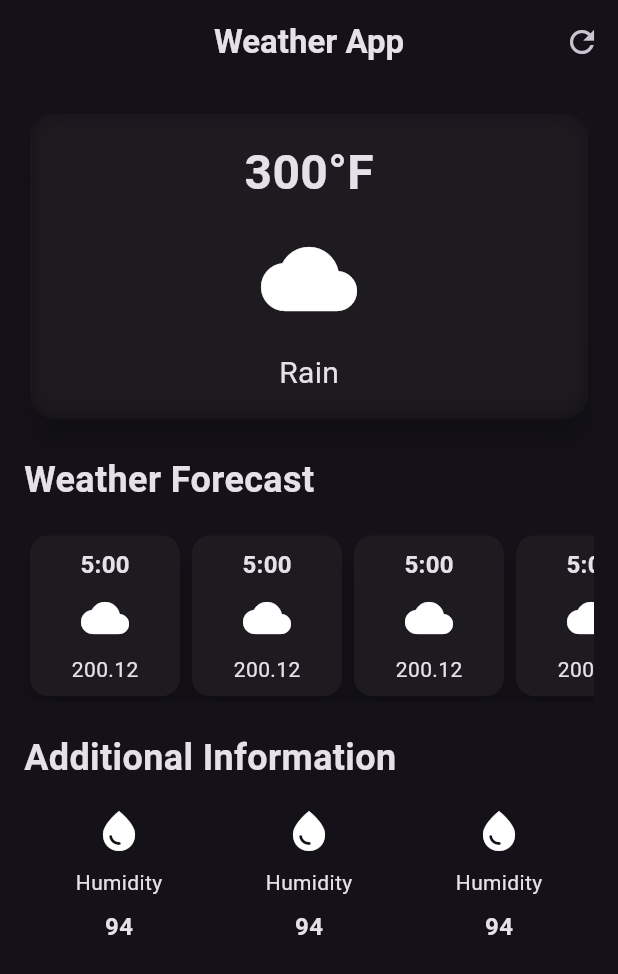
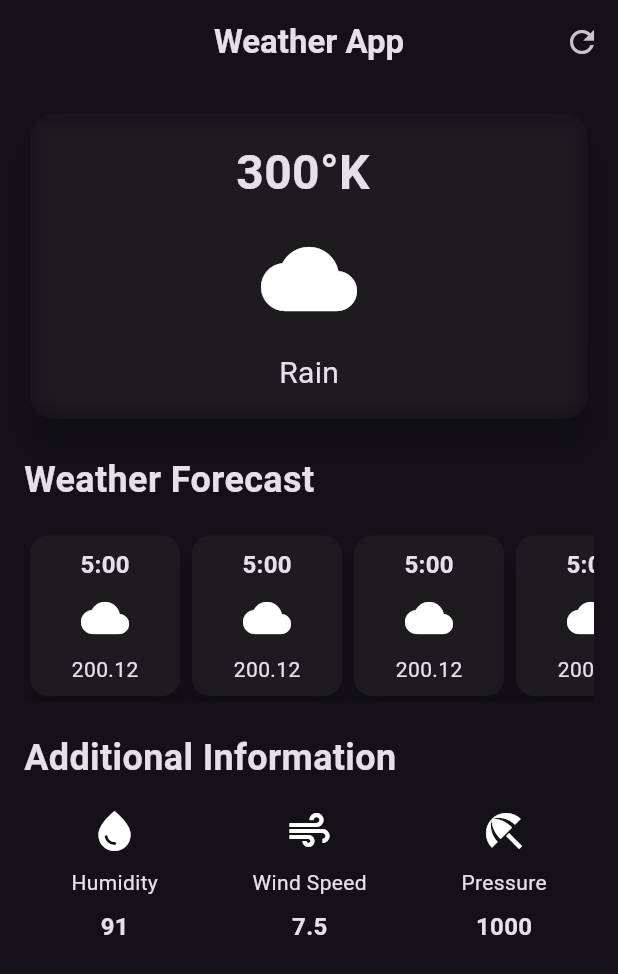
Before and after one commit to Shayan7Khan/Weather-App, a Flutter app: the screen it shows after launch, on a phone screen of 412 x 824 dp. Shown: the top 974 px of the screen. Run offline on Flutter 3.47's test engine with Material 3 defaults, Android fonts, the phone set to English and light mode, and no system bars; network calls fail.

Commit message:
commit from laptop

```diff
--- a/weather_app/lib/additional_info_item.dart
+++ b/weather_app/lib/additional_info_item.dart
@@ -1,30 +1,36 @@
 import 'package:flutter/material.dart';
 
 class AdditionalInfoItem extends StatelessWidget {
+  final IconData icon;
+  final String label;
+  final String value;
   const AdditionalInfoItem({
     super.key,
+    required this.icon,
+    required this.label,
+    required this.value,
   });
 
   @override
   Widget build(BuildContext context) {
-    return const Column(
+    return Column(
       children: [
         Icon(
-          Icons.water_drop,
+          icon,
           size: 32,
         ),
-        SizedBox(
+        const SizedBox(
           height: 8,
         ),
         Text(
-          'Humidity',
+          label,
         ),
-        SizedBox(
+        const SizedBox(
           height: 8,
         ),
         Text(
-          '94',
-          style: TextStyle(
+          value,
+          style: const TextStyle(
             fontSize: 16,
             fontWeight: FontWeight.bold,
           ),
--- a/weather_app/lib/hourly_forecast_item.dart
+++ b/weather_app/lib/hourly_forecast_item.dart
@@ -2,7 +2,12 @@ import 'package:flutter/material.dart';
 
 //creating a separate class for them as they are being reused again.
 class HourlyForecastItems extends StatelessWidget {
-  const HourlyForecastItems({super.key});
+  final String time;
+  final IconData icon;
+  final String value;
+
+  const HourlyForecastItems(
+      {super.key, required this.time, required this.icon, required this.value});
 
   @override
   Widget build(BuildContext context) {
@@ -12,22 +17,22 @@ class HourlyForecastItems extends StatelessWidget {
         width: 100,
         padding: const EdgeInsets.all(8),
         decoration: BoxDecoration(borderRadius: BorderRadius.circular(16)),
-        child: const Column(
+        child: Column(
           children: [
             Text(
-              '5:00',
-              style: TextStyle(fontSize: 16, fontWeight: FontWeight.bold),
+              time,
+              style: const TextStyle(fontSize: 16, fontWeight: FontWeight.bold),
             ),
-            SizedBox(
+            const SizedBox(
               height: 8,
             ),
             Icon(
-              Icons.cloud,
+              icon,
               size: 32,
             ),
-            SizedBox(height: 8),
+            const SizedBox(height: 8),
             Text(
-              '200.12',
+              value,
             ),
           ],
         ),
--- /dev/null
+++ b/weather_app/lib/secrets.dart
@@ -0,0 +1 @@
+const openWeatherApiKey = 'a812385622bd5ddb6241593e64626df1';
--- a/weather_app/lib/weather_screen.dart
+++ b/weather_app/lib/weather_screen.dart
@@ -1,11 +1,35 @@
 import 'dart:ui';
-
 import 'package:flutter/material.dart';
 import 'package:weather_app/additional_info_item.dart';
 import 'package:weather_app/hourly_forecast_item.dart';
+import 'package:weather_app/secrets.dart';
+import 'package:http/http.dart' as http;
 
-class WeatherScreen extends StatelessWidget {
+class WeatherScreen extends StatefulWidget {
   const WeatherScreen({super.key});
+
+  @override
+  State<WeatherScreen> createState() => _WeatherScreenState();
+}
+
+class _WeatherScreenState extends State<WeatherScreen> {
+  @override
+  void initState() {
+    super.initState();
+    getCurrentWeather();
+  }
+
+  Future getCurrentWeather() async {
+    //the cityname was in the api but we got it out in separate variable to clear my concept
+    String cityName = 'London';
+    //Uri stands for "uniform resource identifier" and URL stands for "Unified Resource Locater"
+    final res = await http.get(
+      Uri.parse(
+        'https://api.openweathermap.org/data/2.5/weather?q=$cityName&APPID=$openWeatherApiKey',
+      ),
+    );
+    print(res);
+  }
 
   @override
   Widget build(BuildContext context) {
@@ -26,7 +50,7 @@ class WeatherScreen extends StatelessWidget {
         ],
       ),
       body: Padding(
-        padding: EdgeInsets.all(16.0),
+        padding: const EdgeInsets.all(16.0),
         child: Column(
           crossAxisAlignment: CrossAxisAlignment.start,
           children: [
@@ -49,7 +73,7 @@ class WeatherScreen extends StatelessWidget {
                       child: Column(
                         children: [
                           Text(
-                            '300°F',
+                            '300°K ',
                             style: TextStyle(
                               fontSize: 32,
                               fontWeight: FontWeight.bold,
@@ -102,11 +126,31 @@ class WeatherScreen extends StatelessWidget {
               //Row to display weather cards
               child: Row(
                 children: [
-                  HourlyForecastItems(),
-                  HourlyForecastItems(),
-                  HourlyForecastItems(),
-                  HourlyForecastItems(),
-                  HourlyForecastItems(),
+                  HourlyForecastItems(
+                    time: '5:00',
+                    icon: Icons.cloud,
+                    value: '200.12',
+                  ),
+                  HourlyForecastItems(
+                    time: '5:00',
+                    icon: Icons.cloud,
+                    value: '200.12',
+                  ),
+                  HourlyForecastItems(
+                    time: '5:00',
+                    icon: Icons.cloud,
+                    value: '200.12',
+                  ),
+                  HourlyForecastItems(
+                    time: '5:00',
+                    icon: Icons.cloud,
+                    value: '200.12',
+                  ),
+                  HourlyForecastItems(
+                    time: '5:00',
+                    icon: Icons.cloud,
+                    value: '200.12',
+                  ),
                 ],
               ),
             ),
@@ -125,12 +169,24 @@ class WeatherScreen extends StatelessWidget {
             const SizedBox(
               height: 16,
             ),
-            Row(
+            const Row(
               mainAxisAlignment: MainAxisAlignment.spaceAround,
               children: [
-                AdditionalInfoItem(),
-                AdditionalInfoItem(),
-                AdditionalInfoItem(),
+                AdditionalInfoItem(
+                  icon: Icons.water_drop,
+                  label: 'Humidity',
+                  value: '91',
+                ),
+                AdditionalInfoItem(
+                  icon: Icons.air,
+                  label: 'Wind Speed',
+                  value: '7.5',
+                ),
+                AdditionalInfoItem(
+                  icon: Icons.beach_access,
+                  label: 'Pressure',
+                  value: '1000',
+                ),
               ],
             )
           ],
--- a/weather_app/pubspec.yaml
+++ b/weather_app/pubspec.yaml
@@ -30,6 +30,7 @@ environment:
 dependencies:
   flutter:
     sdk: flutter
+  http: ^1.2.2
 
 
   # The following adds the Cupertino Icons font to your application.
```
Also changed, not shown: weather_app/pubspec.lock, 44 other files.
